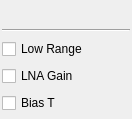
Qt form plugins/samplesource/fcd/fcdgui.ui (f4exb/sdrangel) before a commit.
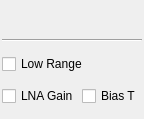
The same form after that commit. Custom widgets are drawn as their Qt base class.

Commit message: Tweak button layout.

Patch:
```diff
--- a/plugins/samplesource/fcd/fcdgui.ui
+++ b/plugins/samplesource/fcd/fcdgui.ui
@@ -120,10 +120,6 @@
        </property>
       </widget>
      </item>
-    </layout>
-   </item>
-   <item>
-    <layout class="QHBoxLayout" name="horizontalLayoutB">
      <item>
       <widget class="QCheckBox" name="checkBoxB">
        <property name="text">
```
